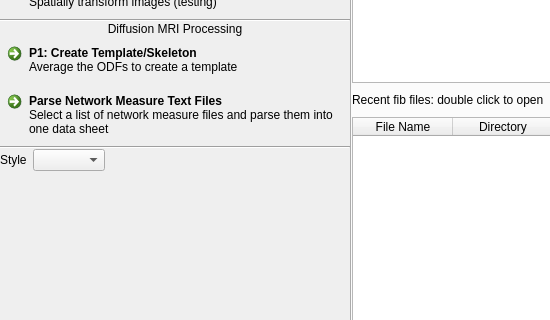
Before: the Qt Designer form mainwindow.ui in frankyeh/DSI-Studio, drawn with Qt 5; both pictures show x 0 to 550 and y 261 to 581 of the 1048 by 700 pixel window.
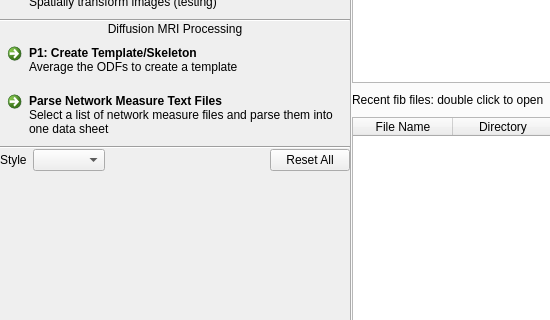
After: the same form once the commit is applied. Icons and pictures are not drawn.

The edit to the form file:
```diff
--- a/mainwindow.ui
+++ b/mainwindow.ui
@@ -589,6 +589,13 @@
             </property>
            </spacer>
           </item>
+          <item>
+           <widget class="QPushButton" name="clear_settings">
+            <property name="text">
+             <string>Reset All</string>
+            </property>
+           </widget>
+          </item>
          </layout>
         </item>
         <item>
```
